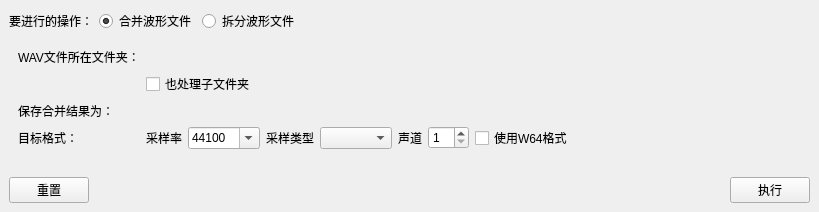
Before: the Qt Designer form mainwindow.ui in shine5402/KiraWavTar, drawn with Qt 5.
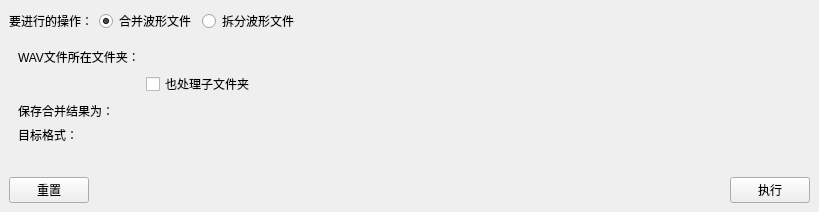
After: the same form once the commit is applied. Custom widgets are drawn as their Qt base class.

What changed in the file:
```diff
--- a/mainwindow.ui
+++ b/mainwindow.ui
@@ -74,112 +74,7 @@
        <number>0</number>
       </property>
       <widget class="QWidget" name="combineOptionPage">
-       <layout class="QGridLayout" name="gridLayout" columnstretch="0,0">
-        <item row="3" column="1">
-         <layout class="QHBoxLayout" name="horizontalLayout_3">
-          <item>
-           <widget class="QLabel" name="label_8">
-            <property name="text">
-             <string>采样率</string>
-            </property>
-           </widget>
-          </item>
-          <item>
-           <widget class="QComboBox" name="sampleRateComboBox">
-            <property name="editable">
-             <bool>true</bool>
-            </property>
-            <property name="currentIndex">
-             <number>2</number>
-            </property>
-            <item>
-             <property name="text">
-              <string>11025</string>
-             </property>
-            </item>
-            <item>
-             <property name="text">
-              <string>22050</string>
-             </property>
-            </item>
-            <item>
-             <property name="text">
-              <string>44100</string>
-             </property>
-            </item>
-            <item>
-             <property name="text">
-              <string>48000</string>
-             </property>
-            </item>
-            <item>
-             <property name="text">
-              <string>88200</string>
-             </property>
-            </item>
-            <item>
-             <property name="text">
-              <string>96000</string>
-             </property>
-            </item>
-            <item>
-             <property name="text">
-              <string>176400</string>
-             </property>
-            </item>
-            <item>
-             <property name="text">
-              <string>192000</string>
-             </property>
-            </item>
-           </widget>
-          </item>
-          <item>
-           <widget class="QLabel" name="label_10">
-            <property name="text">
-             <string>采样类型</string>
-            </property>
-           </widget>
-          </item>
-          <item>
-           <widget class="QComboBox" name="sampleTypeComboBox"/>
-          </item>
-          <item>
-           <widget class="QLabel" name="label_9">
-            <property name="text">
-             <string>声道</string>
-            </property>
-           </widget>
-          </item>
-          <item>
-           <widget class="QSpinBox" name="channelsSpinBox">
-            <property name="minimum">
-             <number>1</number>
-            </property>
-           </widget>
-          </item>
-          <item>
-           <widget class="QCheckBox" name="useW64CheckBox">
-            <property name="text">
-             <string>使用W64格式</string>
-            </property>
-           </widget>
-          </item>
-          <item>
-           <spacer name="horizontalSpacer_3">
-            <property name="orientation">
-             <enum>Qt::Horizontal</enum>
-            </property>
-            <property name="sizeHint" stdset="0">
-             <size>
-              <width>40</width>
-              <height>20</height>
-             </size>
-            </property>
-           </spacer>
-          </item>
-         </layout>
-        </item>
+       <layout class="QGridLayout" name="gridLayout" columnstretch="0,1">
         <item row="2" column="1">
          <widget class="FileNameEditWithSaveBrowse" name="combineResultPathWidget" native="true"/>
         </item>
@@ -230,6 +125,9 @@
           </property>
          </spacer>
         </item>
+        <item row="3" column="1">
+         <widget class="WAVFormatChooserWidget" name="combineWAVFormatWidget" native="true"/>
+        </item>
        </layout>
       </widget>
       <widget class="QWidget" name="extractOptionPage">
@@ -334,6 +232,12 @@
    <header>filenameeditwithbrowse.h</header>
    <container>1</container>
   </customwidget>
+  <customwidget>
+   <class>WAVFormatChooserWidget</class>
+   <extends>QWidget</extends>
+   <header>wavformatchooserwidget.h</header>
+   <container>1</container>
+  </customwidget>
  </customwidgets>
  <resources/>
  <connections/>
```
Left out of the diff: 39 changed lines with no effect on the pictures.
